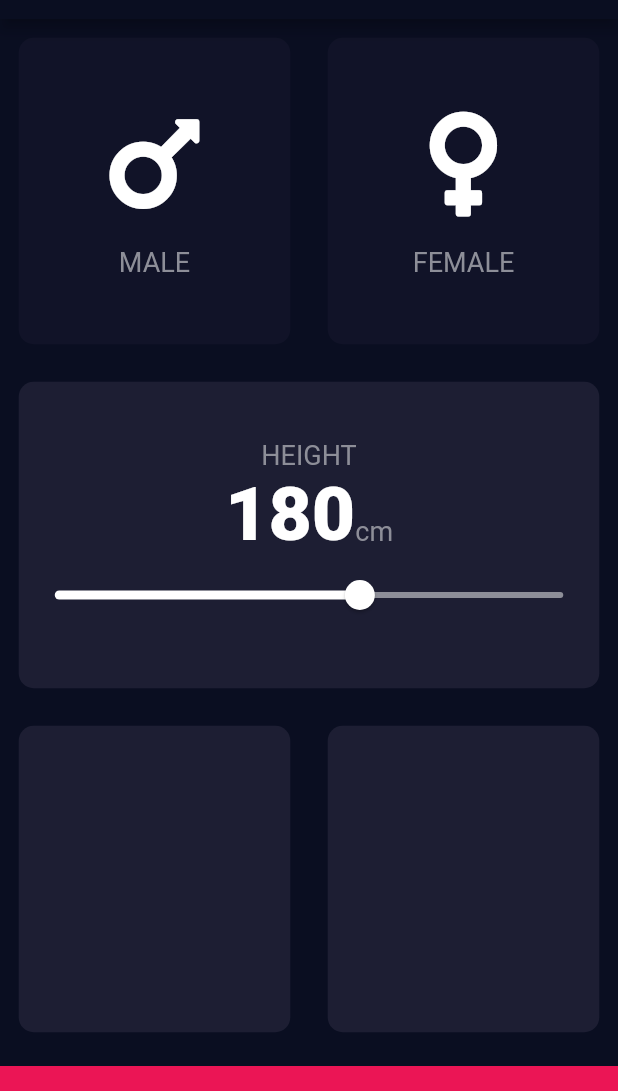
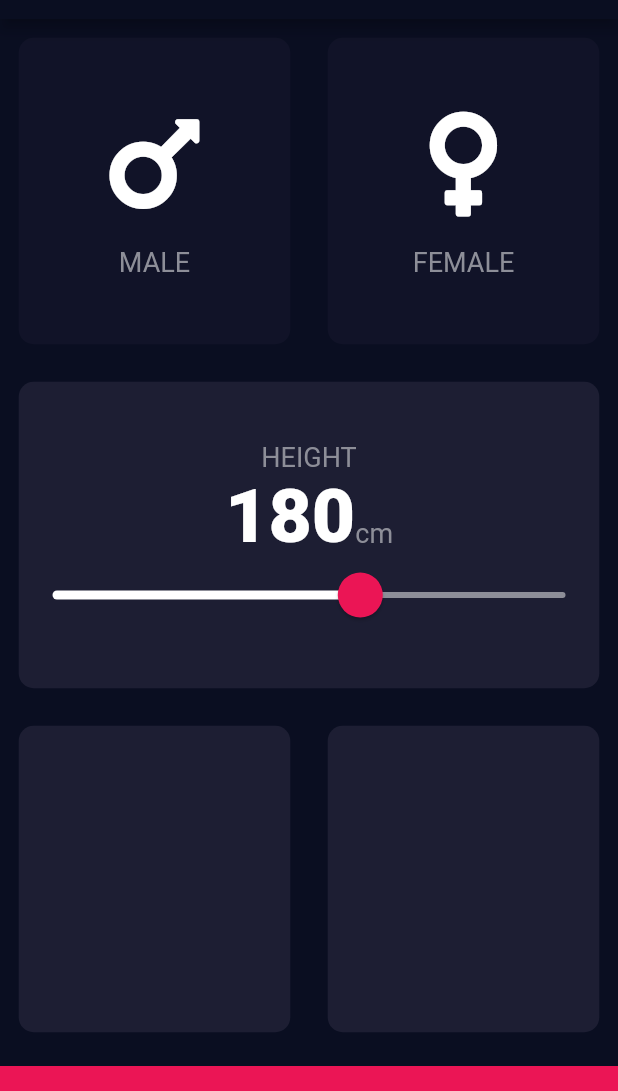
Before and after one commit to caljzl98/self_learn, a Flutter app: the screen it shows after launch, on a phone screen of 412 x 824 dp, the part 65-1156 px from its top. Run offline on Flutter 3.47's test engine with Material 2 defaults, Android fonts, the phone set to English and light mode, and no system bars; our stand-ins replace audioplayers, font_awesome_flutter, rflutter_alert.

Commit message:
overwritten slider default theme

```diff
--- a/appbrewery_flutter/bmi-calculator/lib/input_page.dart
+++ b/appbrewery_flutter/bmi-calculator/lib/input_page.dart
@@ -84,17 +84,27 @@
                       ),
                     ],
                   ),
-                  Slider(
+                  SliderTheme(
+                    data: SliderTheme.of(context).copyWith(
+                      inactiveTrackColor: Color(0xFF8D8E98),
+                      activeTrackColor: Colors.white,
+                      thumbColor: Color(0xFFEB1555),
+                      overlayColor: Color(0x29EB1555),
+                      thumbShape:
+                        RoundSliderThumbShape(enabledThumbRadius: 15.0),
+                      overlayShape:
+                        RoundSliderOverlayShape(overlayRadius: 22.5),
+                    ),
+                    child: Slider(
                       value: height.toDouble(),
                       min: 120.0,
                       max: 220.0,
-                    activeColor: Colors.white,
-                    inactiveColor: Color(0xFF8D8E98),
                       onChanged: (double newValue) {
                         setState(() {
                           height = newValue.round();
                         });
                       },
+                    ),
                   ),
                 ],
               ),
```
Lines whose indentation alone changed are shown as unchanged.
